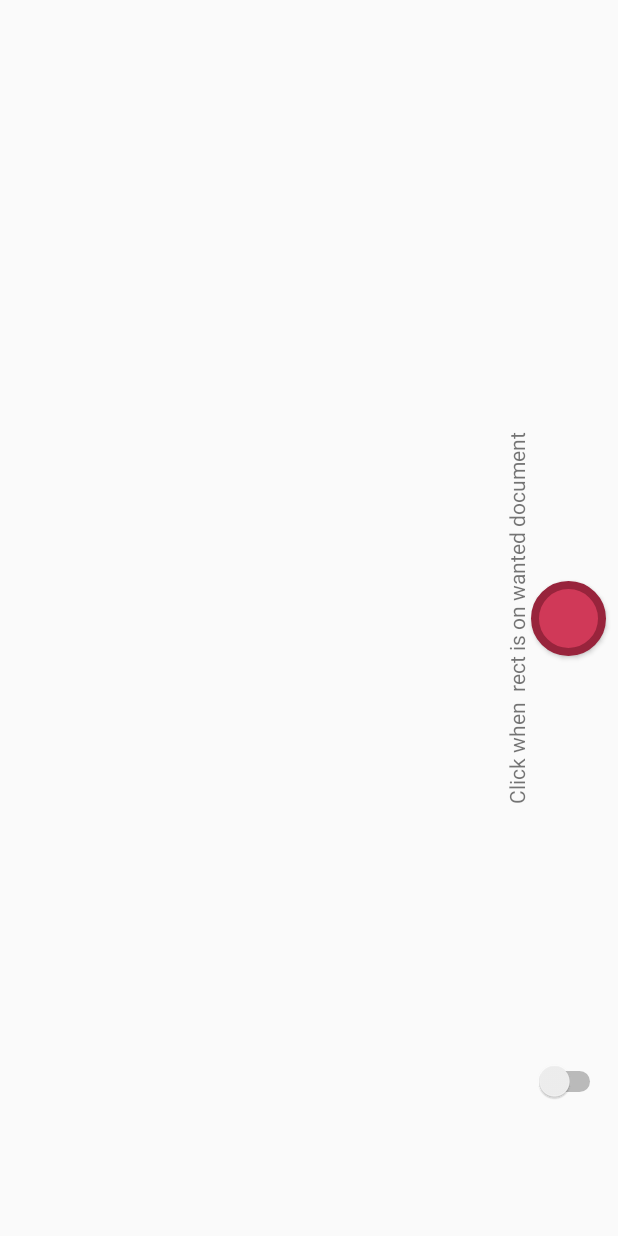
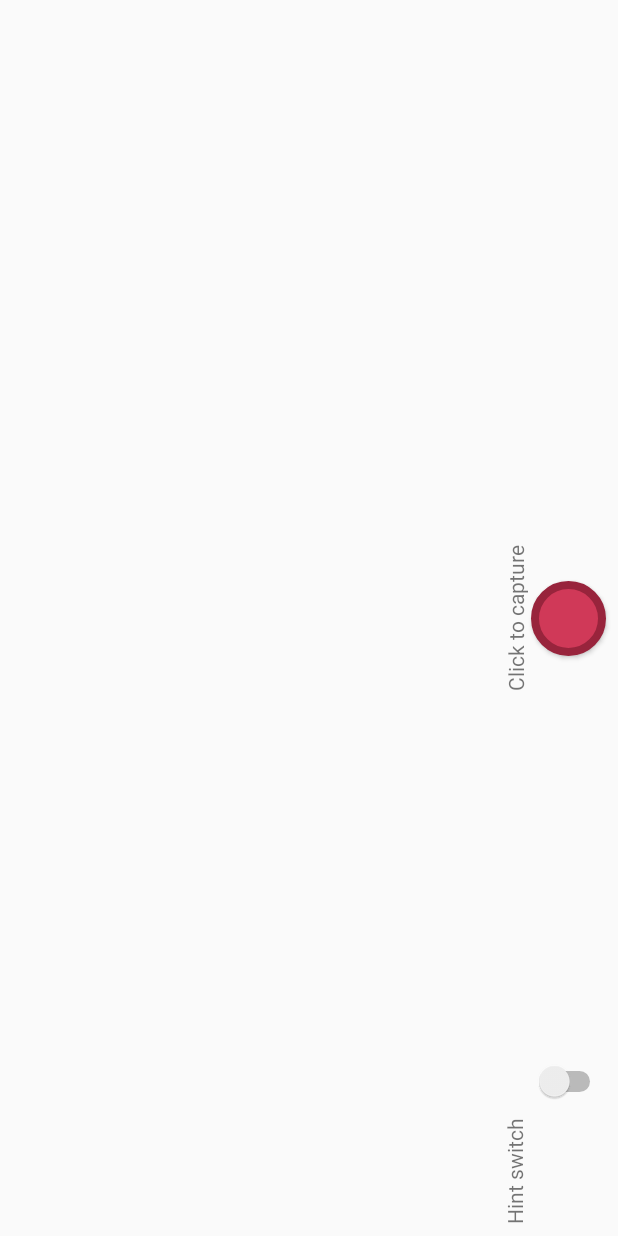
Before and after one commit to d-kicinski/software-scanner, an Android app: the layout activity_main.xml on its own in the app's theme, with its tools: preview values and no code run, on a phone screen of 412 x 824 dp. Run offline under Robolectric (Android 15) with nearby library versions, the phone set to English and light mode, and no system bars.

Commit message:
This is my code. My code is amazing.

```diff
--- a/android/app/src/main/java/dying/slowly/BetterView.kt
+++ b/android/app/src/main/java/dying/slowly/BetterView.kt
@@ -58,7 +58,7 @@ class BetterView(context: Context, attrs: AttributeSet) : JavaCameraView(context
             }
         }
 
-        //param.setPreviewSize(bestSize.width, bestSize.height);
+        //param.setPreviewSize(sizeList[11]);
         param.setPictureSize(bestSize!!.width, bestSize.height)
         mCamera.parameters = param
     }
--- a/android/app/src/main/res/layout/activity_main.xml
+++ b/android/app/src/main/res/layout/activity_main.xml
@@ -22,7 +22,7 @@
         app:layout_constraintStart_toStartOf="parent"
         app:layout_constraintTop_toTopOf="parent"
         opencv:camera_id="any"
-        opencv:show_fps="true" />
+        />
 
     <Button
         android:id="@+id/main_button"
@@ -68,10 +68,29 @@
         android:layout_width="wrap_content"
         android:layout_height="wrap_content"
         android:layout_gravity="left|center_vertical"
-        android:text="Click when  rect is on wanted document"
+        android:layout_marginEnd="2dp"
+        android:text="Click to capture"
         app:layout_constraintBottom_toBottomOf="parent"
         app:layout_constraintEnd_toStartOf="@+id/main_button"
         app:layout_constraintHorizontal_bias="1.0"
         app:layout_constraintStart_toStartOf="parent"
-        app:layout_constraintTop_toTopOf="parent" />
+        app:layout_constraintTop_toTopOf="parent"
+        tools:text="Click to capture" />
+
+    <dying.slowly.TextViewHack
+        android:id="@+id/textViewHack2"
+        android:layout_width="wrap_content"
+        android:layout_height="wrap_content"
+        android:layout_marginBottom="8dp"
+        android:layout_marginEnd="3dp"
+        android:layout_marginStart="8dp"
+        android:layout_marginTop="8dp"
+        android:text="Hint switch"
+        app:layout_constraintBottom_toBottomOf="parent"
+        app:layout_constraintEnd_toStartOf="@+id/switch1"
+        app:layout_constraintHorizontal_bias="1.0"
+        app:layout_constraintStart_toStartOf="parent"
+        app:layout_constraintTop_toTopOf="parent"
+        app:layout_constraintVertical_bias="1.0"
+        tools:text="Hint switch" />
 </android.support.constraint.ConstraintLayout>
```
Also changed, not shown: android/app/src/main/AndroidManifest.xml (+6 -1 lines), android/app/src/main/java/dying/slowly/MainActivity.kt (+16 -8 lines), 2 other files.
